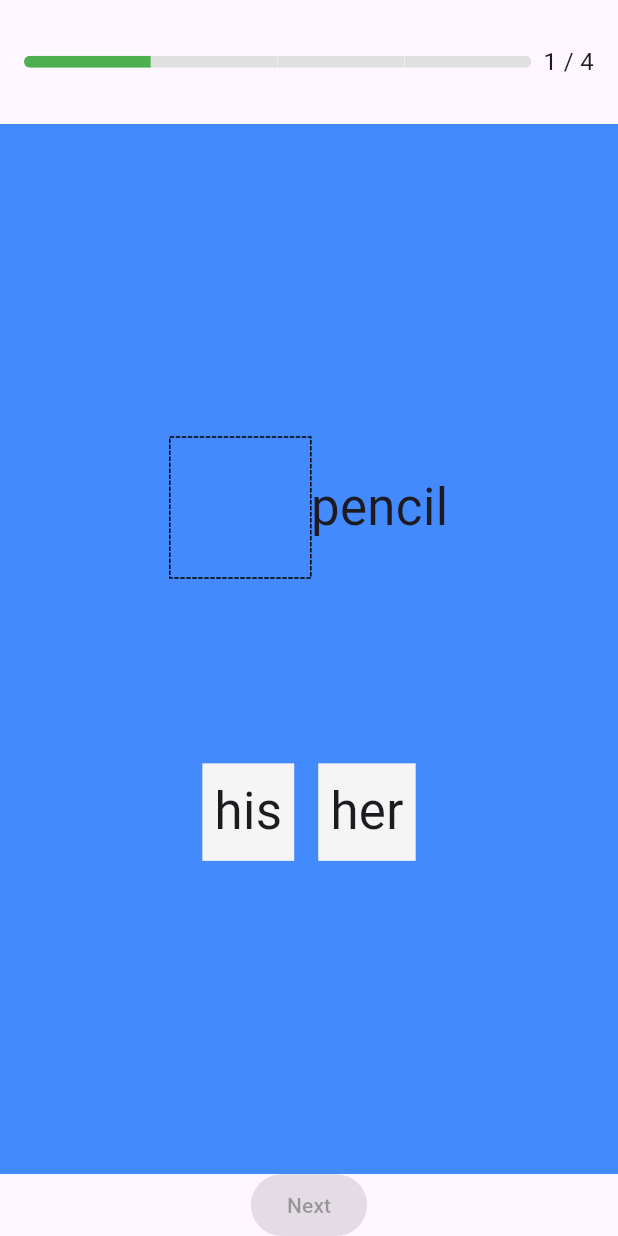
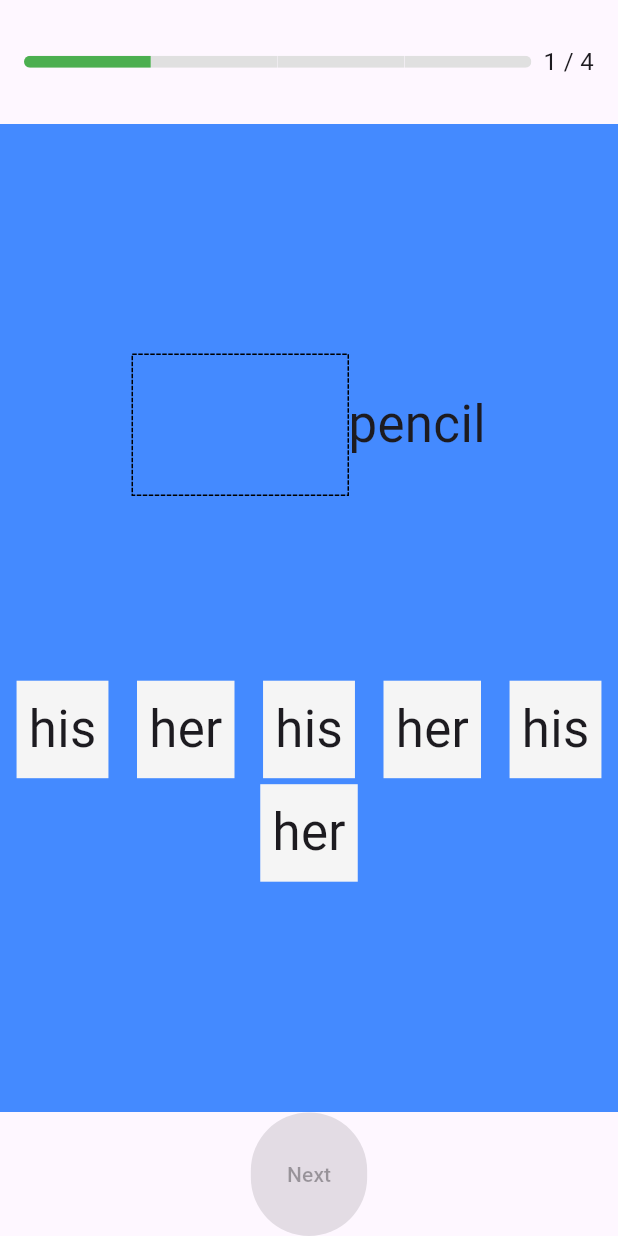
Before and after one commit to BhakinKhantarjeerawat/collocation_dictionary, a Flutter app: the TestPageView screen opened directly, on a phone screen of 412 x 824 dp. Run offline on Flutter 3.47's test engine with Material 2 defaults, Android fonts, the light colour scheme and no system bars; drawn by our look-alikes of dotted_border, step_progress_indicator; our stand-ins replace auto_size_text, flutter_riverpod, flutter_tts, page_transition, riverpod_annotation; generated files the repository leaves out were written again.

Commit message:
refactored draggableWidget

```diff
--- a/lib/common_widgets/drag_widget.dart
+++ b/lib/common_widgets/drag_widget.dart
@@ -1,4 +1,5 @@
 // import 'package:audioplayers/audioplayers.dart';
+import 'package:auto_size_text/auto_size_text.dart';
 import 'package:collocation_dictionary/common_widgets/alert_dialogs.dart';
 import 'package:collocation_dictionary/common_widgets/my_curve_container.dart';
 import 'package:collocation_dictionary/common_widgets/my_text.dart';
@@ -54,105 +55,21 @@ class _DragWidgetState extends ConsumerState<DragWidget> {
               SizedBox(
                 height: MediaQuery.of(context).size.height * 0.15,
               ),
-              Row(
-                mainAxisAlignment: MainAxisAlignment.center,
-                children: [
-                  Draggable<String>(
-                    data: widget.firstChoice,
-                    feedback: Material(
-                      color: Colors.blueAccent,
-                      child: MyCurveContainer(
-                        child: MyText(widget.firstChoice, 34),
-                      ),
-                    ),
-                    childWhenDragging: Opacity(
-                      opacity: 0.0,
-                      child: MyCurveContainer(
-                        child: MyText(widget.firstChoice, 34),
-                      ),
-                    ),
-                    child: InkWell(
-                      onTap: () =>
-                          ref.read(ttsProvider).speak(widget.firstChoice),
-                      onLongPress: () => showMyAlertDialog(
-                        context: context,
-                        widget: Column(
-                          crossAxisAlignment: CrossAxisAlignment.center,
-                          children: [
-                            MyText(
-                                WordRepository()
-                                    .mapPronoun(word: widget.firstChoice)!
-                                    .word,
-                                32),
-                            gapH16,
-                            MyText(
-                                WordRepository()
-                                    .mapPronoun(word: widget.firstChoice)!
-                                    .sound,
-                                21),
-                            gapH16,
-                            MyText(
-                                WordRepository()
-                                    .mapPronoun(word: widget.firstChoice)!
-                                    .meaning,
-                                21)
-                          ],
-                        ),
-                      ),
-                      child: MyCurveContainer(
-                        child: MyText(widget.firstChoice, 34),
-                      ),
-                    ),
-                  ),
-                  gapW16,
-                  Draggable<String>(
-                    data: 'blue',
-                    feedback: Material(
-                      color: Colors.blueAccent,
-                      child: MyCurveContainer(
-                        child: MyText(widget.secondChoice, 34),
-                      ),
-                    ),
-                    childWhenDragging: Opacity(
-                      opacity: 0.0,
-                      child: MyCurveContainer(
-                        child: MyText(widget.secondChoice, 34),
-                      ),
-                    ),
-                    child: InkWell(
-                      onTap: () =>
-                          ref.read(ttsProvider).speak(widget.secondChoice),
-                      onLongPress: () => showMyAlertDialog(
-                        context: context,
-                        widget: Column(
-                          crossAxisAlignment: CrossAxisAlignment.center,
-                          children: [
-                            MyText(
-                                WordRepository()
-                                    .mapPronoun(word: widget.secondChoice)!
-                                    .word,
-                                32),
-                            gapH16,
-                            MyText(
-                                WordRepository()
-                                    .mapPronoun(word: widget.secondChoice)!
-                                    .sound,
-                                21),
-                            gapH16,
-                            MyText(
-                                WordRepository()
-                                    .mapPronoun(word: widget.secondChoice)!
-                                    .meaning,
-                                21)
-                          ],
-                        ),
-                      ),
-                      child: MyCurveContainer(
-                        child: MyText(widget.secondChoice, 34),
-                      ),
-                    ),
-                  )
-                ],
+              SizedBox(
+                width: double.infinity,
+                child: Wrap(
+                  alignment: WrapAlignment.spaceEvenly,
+                  spacing: 8.0, // gap between adjacent chips
+                  runSpacing: 4.0, // gap between lines
+                  children: [
+                    DraggableWidget(data: widget.firstChoice),
+                    DraggableWidget(data: widget.secondChoice),
+                    DraggableWidget(data: widget.firstChoice),
+                    DraggableWidget(data: widget.secondChoice),
+                    DraggableWidget(data: widget.firstChoice),
+                    DraggableWidget(data: widget.secondChoice),
+                  ],
+                ),
               ),
             ],
           ),
@@ -186,16 +103,23 @@ class _MyDragTargetState extends ConsumerState<MyDragTarget> {
           // borderType: BorderType.Oval,
           child: Container(
             height: 90,
-            width: 90,
+            width: 140,
             color: Colors.blueAccent,
-            child: Center(child: MyText(!isDropped ? '' : widget.answer, 34)),
+            child: Center(
+                child: AutoSizeText(
+              minFontSize: 16,
+              !isDropped ? '' : widget.answer,
+              style: const TextStyle(fontSize: 34),
+              maxLines: 2,
+            )
+                //  MyText(,34)
+                ),
           ),
         );
       },
       onAccept: (data) async {
         debugPrint(data);
         ref.read(ttsProvider).speak('$data ${widget.staticWord}');
-
         ref.read(isDroppedProvider.notifier).state = true;
         // setState(() {
         //   data = data;
@@ -207,7 +131,7 @@ class _MyDragTargetState extends ConsumerState<MyDragTarget> {
         if (data != widget.answer) {
           setState(() {
             ref.read(ttsProvider).speak('wrong!');
-            // showSnackBarGlobal(context, 'wrong!');
+            showSnackBarGlobal(context, 'wrong!');
           });
         }
         return data == widget.answer;
@@ -218,3 +142,46 @@ class _MyDragTargetState extends ConsumerState<MyDragTarget> {
     );
   }
 }
+
+class DraggableWidget extends ConsumerWidget {
+  const DraggableWidget({super.key, required this.data});
+  final String data;
+
+  @override
+  Widget build(BuildContext context, WidgetRef ref) {
+    return Draggable<String>(
+      data: data,
+      feedback: Material(
+        color: Colors.blueAccent,
+        child: MyCurveContainer(
+          child: MyText(data, 34),
+        ),
+      ),
+      childWhenDragging: Opacity(
+        opacity: 0.0,
+        child: MyCurveContainer(
+          child: MyText(data, 34),
+        ),
+      ),
+      child: InkWell(
+        onTap: () => ref.read(ttsProvider).speak(data),
+        onLongPress: () => showMyAlertDialog(
+          context: context,
+          widget: Column(
+            crossAxisAlignment: CrossAxisAlignment.center,
+            children: [
+              MyText(WordRepository().mapPronoun(word: data)!.word, 32),
+              gapH16,
+              MyText(WordRepository().mapPronoun(word: data)!.sound, 21),
+              gapH16,
+              MyText(WordRepository().mapPronoun(word: data)!.meaning, 21)
+            ],
+          ),
+        ),
+        child: MyCurveContainer(
+          child: MyText(data, 34),
+        ),
+      ),
+    );
+  }
+}
--- a/lib/common_widgets/show_snackbar.dart
+++ b/lib/common_widgets/show_snackbar.dart
@@ -3,6 +3,7 @@ import 'package:flutter/material.dart';
 void showSnackBarGlobal(BuildContext context, String message) {
   ScaffoldMessenger.of(context).removeCurrentSnackBar();
   ScaffoldMessenger.of(context).showSnackBar(SnackBar(
+      backgroundColor: Colors.orange,
       content: Text(
         message,
         textScaleFactor: 2,
--- a/lib/features/home/presentation/test_page_view.dart
+++ b/lib/features/home/presentation/test_page_view.dart
@@ -59,7 +59,7 @@ class _TestPageViewState extends ConsumerState<TestPageView> {
             ),
           ),
           SizedBox(
-            height: MediaQuery.of(context).size.height * 0.85,
+            height: MediaQuery.of(context).size.height * 0.8,
             child: PageView.builder(
                 physics: const NeverScrollableScrollPhysics(),
                 itemCount: dragWidgets.length,
@@ -75,14 +75,14 @@ class _TestPageViewState extends ConsumerState<TestPageView> {
                 }),
           ),
           SizedBox(
-            height: MediaQuery.of(context).size.height * 0.05,
+            height: MediaQuery.of(context).size.height * 0.1,
             child: ElevatedButton(
-              onPressed:
-              !ref.watch(isDroppedProvider) ? null :
-              () {
-                ref.read(isDroppedProvider.notifier).state = false;
-                nextPage();
-              },
+              onPressed: !ref.watch(isDroppedProvider)
+                  ? null
+                  : () {
+                      ref.read(isDroppedProvider.notifier).state = false;
+                      nextPage();
+                    },
               child: const Text('Next'),
             ),
           )
--- a/lib/project_lists/drag_widget_list.dart
+++ b/lib/project_lists/drag_widget_list.dart
@@ -20,10 +20,10 @@ List<Widget> dragWidgets = [
     secondChoice: 'your',
     answer: 'its',
   ),
-   const DragWidget(
+  const DragWidget(
     shownWord: 'school',
-    firstChoice: 'his',
+    firstChoice: 'hisasdfasdfasdf',
     secondChoice: 'her',
-    answer: 'his',
+    answer: 'hisasdfasdfasdf',
   ),
 ];
--- a/pubspec.yaml
+++ b/pubspec.yaml
@@ -20,6 +20,7 @@ dependencies:
   audioplayers: ^5.2.1
   just_audio: ^0.9.36
   step_progress_indicator: ^1.0.2
+  auto_size_text: ^3.0.0
 
 dev_dependencies:
   flutter_test:
```
Also changed, not shown: pubspec.lock. Lines whose indentation alone changed are shown as unchanged.
